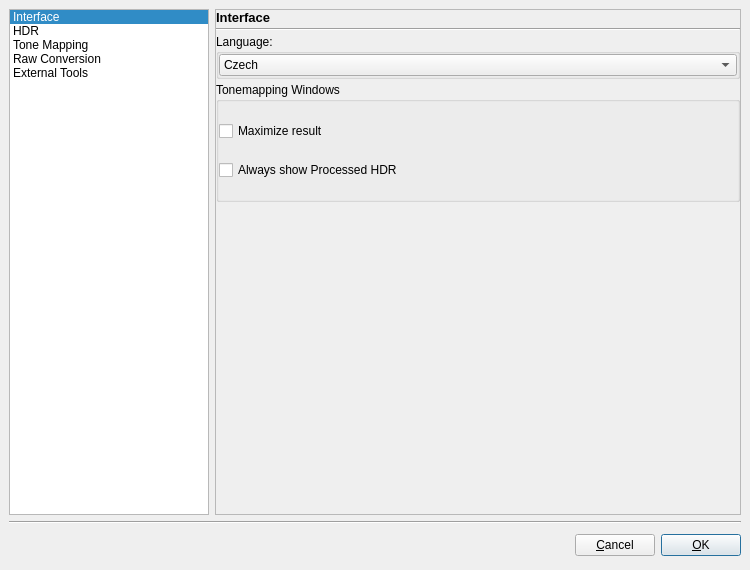
This is forms/PreferencesDialog.ui in LuminanceHDR/LuminanceHDR as Qt 5 draws it before an edit. The edited form follows.
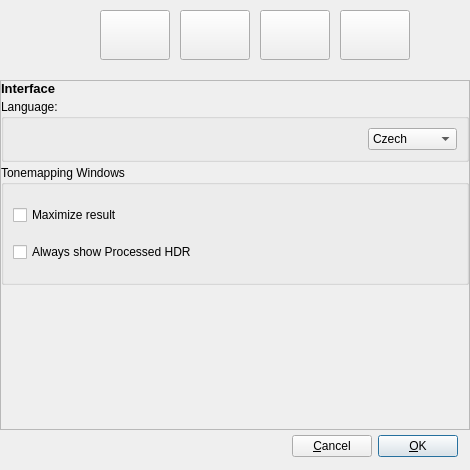
This is the edited form. Icons and pictures are not drawn.

Commit message: Changed Preferences Dialog

Patch:
```diff
--- a/forms/PreferencesDialog.ui
+++ b/forms/PreferencesDialog.ui
@@ -1,13 +1,13 @@
 <?xml version="1.0" encoding="UTF-8"?>
 <ui version="4.0">
  <class>PreferencesDialog</class>
- <widget class="QDialog" name="PreferencesDialog">
+ <widget class="QWidget" name="PreferencesDialog">
   <property name="geometry">
    <rect>
     <x>0</x>
     <y>0</y>
-    <width>750</width>
-    <height>570</height>
+    <width>470</width>
+    <height>470</height>
    </rect>
   </property>
   <property name="sizePolicy">
@@ -18,147 +18,195 @@
   </property>
   <property name="minimumSize">
    <size>
-    <width>750</width>
-    <height>570</height>
+    <width>470</width>
+    <height>470</height>
    </size>
   </property>
   <property name="maximumSize">
    <size>
-    <width>750</width>
-    <height>570</height>
+    <width>470</width>
+    <height>470</height>
    </size>
   </property>
   <property name="windowTitle">
    <string>Preferences</string>
   </property>
-  <property name="windowIcon">
-   <iconset>
-    <normaloff>:/new/prefix1/images/luminance.png</normaloff>:/new/prefix1/images/luminance.png</iconset>
-  </property>
-  <layout class="QVBoxLayout">
-   <property name="spacing">
-    <number>6</number>
-   </property>
-   <property name="margin">
-    <number>9</number>
-   </property>
-   <item>
-    <layout class="QHBoxLayout">
-     <property name="spacing">
-      <number>6</number>
-     </property>
-     <property name="margin">
-      <number>0</number>
-     </property>
-     <item>
-      <widget class="QListWidget" name="leftsideListWidget">
+  <widget class="QFrame" name="framePreferences">
+   <property name="geometry">
+    <rect>
+     <x>0</x>
+     <y>0</y>
+     <width>470</width>
+     <height>70</height>
+    </rect>
+   </property>
        <property name="sizePolicy">
-        <sizepolicy hsizetype="Expanding" vsizetype="Expanding">
+    <sizepolicy hsizetype="Preferred" vsizetype="Fixed">
          <horstretch>0</horstretch>
-         <verstretch>0</verstretch>
+     <verstretch>70</verstretch>
         </sizepolicy>
        </property>
        <property name="minimumSize">
         <size>
          <width>0</width>
-         <height>0</height>
+     <height>70</height>
         </size>
        </property>
        <property name="maximumSize">
         <size>
-         <width>200</width>
-         <height>16777215</height>
-        </size>
-       </property>
-       <property name="iconSize">
-        <size>
-         <width>22</width>
-         <height>22</height>
-        </size>
-       </property>
-       <property name="movement">
-        <enum>QListView::Static</enum>
-       </property>
-       <property name="flow">
-        <enum>QListView::TopToBottom</enum>
-       </property>
-       <property name="resizeMode">
-        <enum>QListView::Adjust</enum>
-       </property>
-       <property name="spacing">
-        <number>3</number>
-       </property>
-       <property name="viewMode">
-        <enum>QListView::ListMode</enum>
-       </property>
-       <property name="modelColumn">
-        <number>0</number>
-       </property>
-       <property name="uniformItemSizes">
-        <bool>true</bool>
-       </property>
-       <property name="wordWrap">
-        <bool>false</bool>
-       </property>
-       <property name="selectionRectVisible">
-        <bool>true</bool>
-       </property>
-       <property name="currentRow">
-        <number>0</number>
-       </property>
-       <property name="sortingEnabled">
-        <bool>false</bool>
-       </property>
-       <item>
-        <property name="text">
+     <width>16777215</width>
+     <height>70</height>
+    </size>
+   </property>
+   <property name="frameShape">
+    <enum>QFrame::NoFrame</enum>
+   </property>
+   <property name="frameShadow">
+    <enum>QFrame::Sunken</enum>
+   </property>
+   <widget class="QPushButton" name="pushButtonInterface">
+    <property name="geometry">
+     <rect>
+      <x>10</x>
+      <y>10</y>
+      <width>70</width>
+      <height>50</height>
+     </rect>
+    </property>
+    <property name="toolTip">
          <string>Interface</string>
         </property>
+    <property name="text">
+     <string/>
+    </property>
         <property name="icon">
          <iconset resource="../icons.qrc">
           <normaloff>:/new/prefix1/images/language-selector.png</normaloff>:/new/prefix1/images/language-selector.png</iconset>
         </property>
-       </item>
-       <item>
-        <property name="text">
+    <property name="iconSize">
+     <size>
+      <width>48</width>
+      <height>48</height>
+     </size>
+    </property>
+    <property name="flat">
+     <bool>true</bool>
+    </property>
+   </widget>
+   <widget class="QPushButton" name="pushButtonHDR">
+    <property name="geometry">
+     <rect>
+      <x>100</x>
+      <y>10</y>
+      <width>70</width>
+      <height>50</height>
+     </rect>
+    </property>
+    <property name="toolTip">
          <string>HDR</string>
         </property>
+    <property name="text">
+     <string/>
+    </property>
         <property name="icon">
          <iconset resource="../icons.qrc">
-          <normaloff>:/new/prefix1/images/appearance.png</normaloff>:/new/prefix1/images/appearance.png</iconset>
-        </property>
-       </item>
-       <item>
+      <normaloff>:/new/prefix1/images/HDR_icon.png</normaloff>:/new/prefix1/images/HDR_icon.png</iconset>
+    </property>
+    <property name="iconSize">
+     <size>
+      <width>48</width>
+      <height>48</height>
+     </size>
+    </property>
+   </widget>
+   <widget class="QPushButton" name="pushButtonTM">
+    <property name="geometry">
+     <rect>
+      <x>180</x>
+      <y>10</y>
+      <width>70</width>
+      <height>50</height>
+     </rect>
+    </property>
+    <property name="toolTip">
+     <string>Tonemapping</string>
+    </property>
         <property name="text">
-         <string>Tone Mapping</string>
+     <string/>
         </property>
         <property name="icon">
          <iconset resource="../icons.qrc">
           <normaloff>:/new/prefix1/images/tonemap.png</normaloff>:/new/prefix1/images/tonemap.png</iconset>
         </property>
-       </item>
-       <item>
+    <property name="iconSize">
+     <size>
+      <width>48</width>
+      <height>48</height>
+     </size>
+    </property>
+   </widget>
+   <widget class="QPushButton" name="pushButtonRAW">
+    <property name="geometry">
+     <rect>
+      <x>260</x>
+      <y>10</y>
+      <width>70</width>
+      <height>50</height>
+     </rect>
+    </property>
+    <property name="toolTip">
+     <string>RAW Conversion</string>
+    </property>
         <property name="text">
-         <string>Raw Conversion</string>
+     <string/>
         </property>
         <property name="icon">
-         <iconset>
-          <normalon>:/new/prefix1/images/raw.png</normalon>
-         </iconset>
-        </property>
-       </item>
-       <item>
-        <property name="text">
+     <iconset resource="../icons.qrc">
+      <normaloff>:/new/prefix1/images/raw-icon.png</normaloff>:/new/prefix1/images/raw-icon.png</iconset>
+    </property>
+    <property name="iconSize">
+     <size>
+      <width>48</width>
+      <height>48</height>
+     </size>
+    </property>
+   </widget>
+   <widget class="QPushButton" name="pushButtonExtTool">
+    <property name="geometry">
+     <rect>
+      <x>340</x>
+      <y>10</y>
+      <width>70</width>
+      <height>50</height>
+     </rect>
+    </property>
+    <property name="toolTip">
          <string>External Tools</string>
         </property>
+    <property name="text">
+     <string/>
+    </property>
         <property name="icon">
          <iconset resource="../icons.qrc">
-          <normaloff>:/new/prefix1/images/raw_import.png</normaloff>:/new/prefix1/images/raw_import.png</iconset>
-        </property>
-       </item>
-      </widget>
-     </item>
-     <item>
+      <normaloff>:/new/prefix1/images/gear.png</normaloff>:/new/prefix1/images/gear.png</iconset>
+    </property>
+    <property name="iconSize">
+     <size>
+      <width>48</width>
+      <height>48</height>
+     </size>
+    </property>
+   </widget>
+  </widget>
       <widget class="QStackedWidget" name="stackedPagesWidget">
+   <property name="geometry">
+    <rect>
+     <x>0</x>
+     <y>80</y>
+     <width>470</width>
+     <height>350</height>
+    </rect>
+   </property>
        <property name="minimumSize">
         <size>
          <width>0</width>
@@ -175,7 +223,7 @@
         <enum>QFrame::StyledPanel</enum>
        </property>
        <property name="frameShadow">
-        <enum>QFrame::Raised</enum>
+    <enum>QFrame::Plain</enum>
        </property>
        <property name="currentIndex">
         <number>0</number>
@@ -206,13 +254,6 @@
            </property>
           </widget>
          </item>
-         <item>
-          <widget class="Line" name="UItitleSeparatorLine">
-           <property name="orientation">
-            <enum>Qt::Horizontal</enum>
-           </property>
-          </widget>
-         </item>
          <item>
           <widget class="QGroupBox" name="languageGroupBox">
            <property name="font">
@@ -223,13 +264,22 @@
            <property name="title">
             <string>Language:</string>
            </property>
-           <layout class="QVBoxLayout">
-            <property name="spacing">
-             <number>0</number>
+       <layout class="QGridLayout" name="gridLayout_7">
+        <item row="0" column="0">
+         <layout class="QHBoxLayout" name="horizontalLayout_24">
+          <item>
+           <spacer name="horizontalSpacer_5">
+            <property name="orientation">
+             <enum>Qt::Horizontal</enum>
             </property>
-            <property name="margin">
-             <number>0</number>
+            <property name="sizeHint" stdset="0">
+             <size>
+              <width>40</width>
+              <height>20</height>
+             </size>
             </property>
+           </spacer>
+          </item>
             <item>
              <widget class="QComboBox" name="languageComboBox">
               <item>
@@ -300,6 +350,8 @@
              </widget>
             </item>
            </layout>
+        </item>
+       </layout>
           </widget>
          </item>
          <item>
@@ -2355,18 +2407,16 @@
         </layout>
        </widget>
       </widget>
-     </item>
-    </layout>
-   </item>
-   <item>
-    <widget class="Line" name="lastHorizontalLine">
-     <property name="orientation">
-      <enum>Qt::Horizontal</enum>
-     </property>
-    </widget>
-   </item>
-   <item>
-    <layout class="QHBoxLayout">
+  <widget class="QWidget" name="layoutWidget">
+   <property name="geometry">
+    <rect>
+     <x>-3</x>
+     <y>430</y>
+     <width>461</width>
+     <height>33</height>
+    </rect>
+   </property>
+   <layout class="QHBoxLayout" name="_2">
      <property name="spacing">
       <number>6</number>
      </property>
@@ -2404,15 +2454,8 @@
       </widget>
      </item>
     </layout>
-   </item>
-  </layout>
- </widget>
- <layoutdefault spacing="0" margin="0"/>
- <tabstops>
-  <tabstop>okButton</tabstop>
-  <tabstop>cancelButton</tabstop>
-  <tabstop>leftsideListWidget</tabstop>
- </tabstops>
+  </widget>
+ </widget>
  <resources>
   <include location="../icons.qrc"/>
  </resources>
```
Left out of the diff: 271 changed lines with no effect on the pictures. Lines whose indentation alone changed are shown as unchanged. The commit also changes 6 other files.
